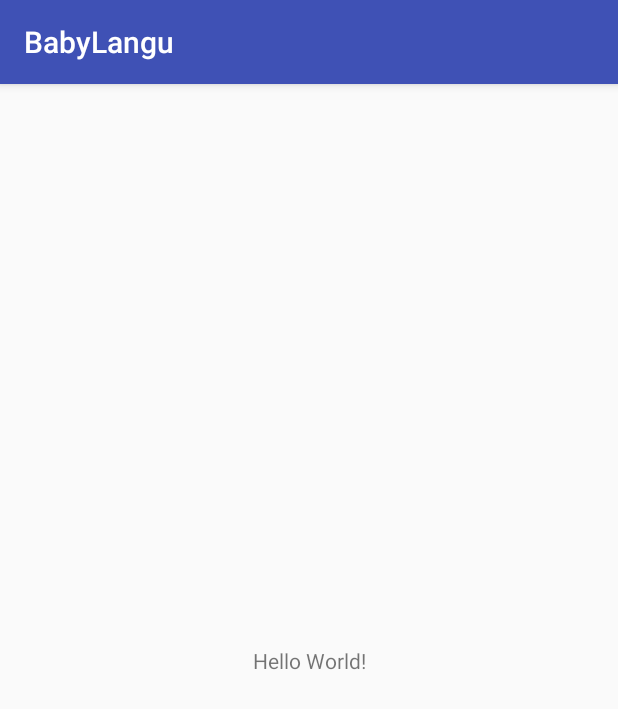
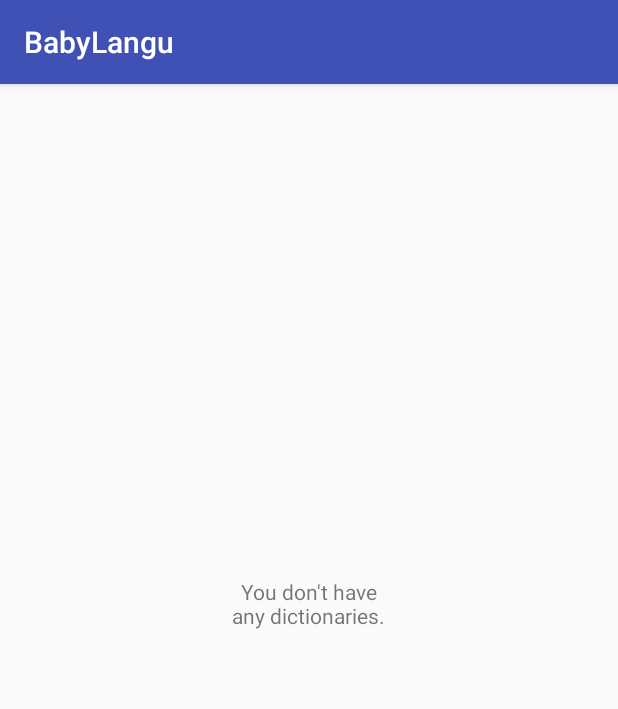
Before and after one commit to JoannaHulek/BabyLangu, an Android app: the screen it shows after launch (MainListActivity), on a phone screen of 412 x 824 dp. Shown: the top 709 px of the screen. Run offline under Robolectric (Android 15) with nearby library versions, the phone set to English and light mode, and no system bars.

Commit message:
Main list - empty view

```diff
--- a/app/src/main/res/layout/activity_main_list.xml
+++ b/app/src/main/res/layout/activity_main_list.xml
@@ -1,18 +1,37 @@
 <?xml version="1.0" encoding="utf-8"?>
-<android.support.constraint.ConstraintLayout xmlns:android="http://schemas.android.com/apk/res/android"
+<RelativeLayout xmlns:android="http://schemas.android.com/apk/res/android"
     xmlns:app="http://schemas.android.com/apk/res-auto"
     xmlns:tools="http://schemas.android.com/tools"
     android:layout_width="match_parent"
     android:layout_height="match_parent"
     tools:context="com.joannahulek.babylangu.activities.MainListActivity">
 
-    <TextView
+    <LinearLayout
+        android:id="@+id/empty_view"
         android:layout_width="wrap_content"
         android:layout_height="wrap_content"
-        android:text="Hello World!"
-        app:layout_constraintBottom_toBottomOf="parent"
-        app:layout_constraintLeft_toLeftOf="parent"
-        app:layout_constraintRight_toRightOf="parent"
-        app:layout_constraintTop_toTopOf="parent" />
+        android:layout_centerInParent="true"
+        android:orientation="vertical"
+        android:paddingBottom="75dp">
 
-</android.support.constraint.ConstraintLayout>
+        <ImageView
+            android:id="@+id/empty_image"
+            android:layout_width="wrap_content"
+            android:layout_height="wrap_content"
+            android:layout_gravity="center"
+            android:contentDescription="@string/empty_list"
+            />
+
+        <TextView
+            android:id="@+id/empty_label"
+            android:layout_width="wrap_content"
+            android:layout_height="wrap_content"
+            android:layout_gravity="center"
+            android:textAlignment="center"
+            android:text="@string/any_dictionaries" />
+
+    </LinearLayout>
+
+
+
+</RelativeLayout>
--- a/app/src/main/res/values/strings.xml
+++ b/app/src/main/res/values/strings.xml
@@ -1,5 +1,7 @@
 <resources>
     <string name="app_name">BabyLangu</string>
+    <string name="empty_list">Empty list</string>
+    <string name="any_dictionaries">You don\'t have\nany dictionaries.</string>
     <string name="kid">Kid</string>
     <string name="name">Name</string>
     <string name="select_image">Select image</string>
```
Also changed, not shown: 1 other file.
